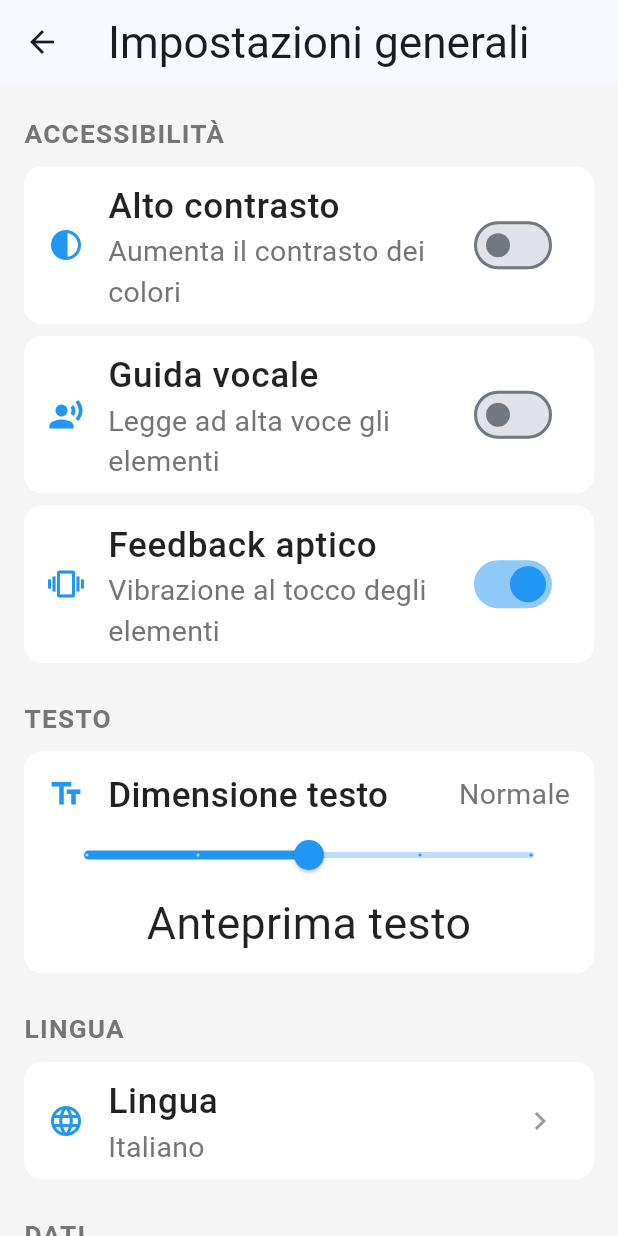
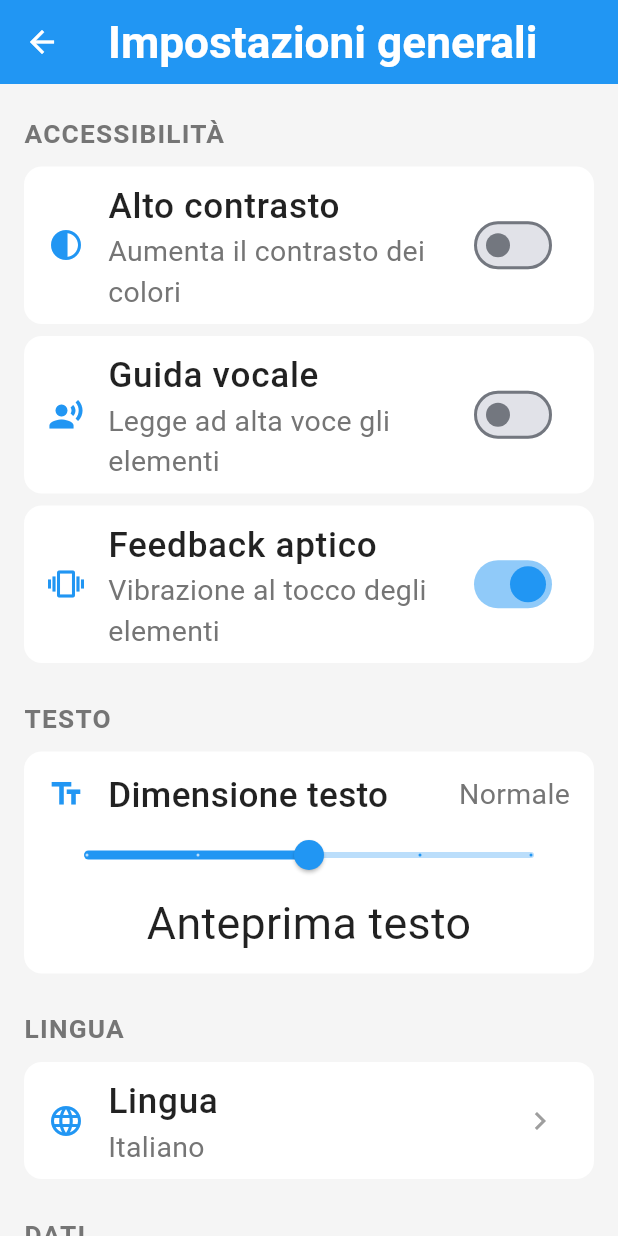
Before and after one commit to Waide17/VisionAID, a Flutter app: the ImpostazioniGeneraliScreen screen opened directly, on a phone screen of 412 x 824 dp. Run offline on Flutter 3.47's test engine with Material 3 defaults, Android fonts, the phone set to English and light mode, and no system bars; our stand-ins replace device_preview, flutter_tts, image_picker, shared_preferences; accounts and stored records are empty.

Commit message:
grassetto e blu

```diff
--- a/main_app/lib/profile_pages/general_sett.dart
+++ b/main_app/lib/profile_pages/general_sett.dart
@@ -8,17 +8,17 @@ class ImpostazioniGeneraliScreen extends StatelessWidget {
   @override
   Widget build(BuildContext context) {
     final ap = Provider.of<AccessibilityProvider>(context);
-
+    final hc  = ap.highContrast;
     return Scaffold(
+      backgroundColor: ap.highContrast ? Colors.black : Colors.grey[100],
       appBar: AppBar(
         title: Semantics(
           header: true,
-          child: const Text('Impostazioni generali'),
+          child: const Text('Impostazioni generali', style: TextStyle(fontWeight: FontWeight.bold)),
         ),
-        backgroundColor: ap.highContrast ? Colors.black : null,
-        foregroundColor: ap.highContrast ? Colors.white : null,
+        backgroundColor: hc ? Colors.black : Colors.blue,
+        foregroundColor: Colors.white,
       ),
-      backgroundColor: ap.highContrast ? Colors.black : Colors.grey[100],
       body: ListView(
         children: [
           // ── Accessibilità ──────────────────────────────────────
--- a/main_app/lib/profile_pages/information.dart
+++ b/main_app/lib/profile_pages/information.dart
@@ -382,11 +382,6 @@ class _InfoRow extends StatelessWidget {
                       ),
                     ),
                   ),
-                  if (copyable) ...[
-                    const SizedBox(width: 6),
-                    Icon(Icons.copy_rounded, size: 13,
-                        color: hc ? Colors.white38 : Colors.black26),
-                  ],
                 ],
               ),
             ),
```
